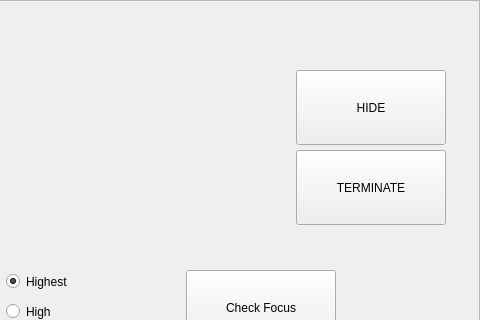
Old version of the form apps/NxTest/Form.ui in the repository NexellCorp/linux_sdk_displayaudio; both pictures show x 544 to 1024 and y 0 to 320 of the 1024 by 600 pixel window.
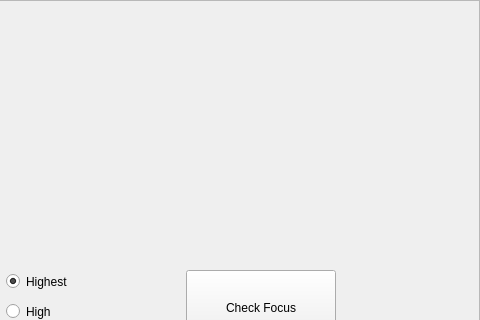
New version of the form. Custom widgets are drawn as their Qt base class.

```diff
--- a/apps/NxTest/Form.ui
+++ b/apps/NxTest/Form.ui
@@ -232,19 +232,6 @@
     <string notr="true">buttonGroup_2</string>
    </attribute>
   </widget>
-  <widget class="QPushButton" name="BUTTON_HIDE">
-   <property name="geometry">
-    <rect>
-     <x>840</x>
-     <y>70</y>
-     <width>150</width>
-     <height>75</height>
-    </rect>
-   </property>
-   <property name="text">
-    <string>HIDE</string>
-   </property>
-  </widget>
   <widget class="QPushButton" name="BUTTON_POPUP_MESSAGE">
    <property name="geometry">
     <rect>
@@ -258,19 +245,6 @@
     <string>Popup Message</string>
    </property>
   </widget>
-  <widget class="QPushButton" name="BUTTON_TERMINATE">
-   <property name="geometry">
-    <rect>
-     <x>840</x>
-     <y>150</y>
-     <width>150</width>
-     <height>75</height>
-    </rect>
-   </property>
-   <property name="text">
-    <string>TERMINATE</string>
-   </property>
-  </widget>
  </widget>
  <customwidgets>
   <customwidget>
```
